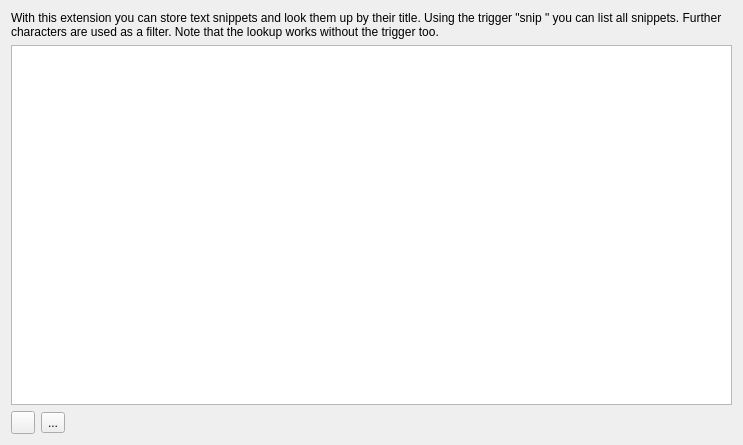
The window that plugins/snippets/src/configwidget.ui (hamonikr/hamonikr-albert) describes before a commit, drawn with Qt 5.
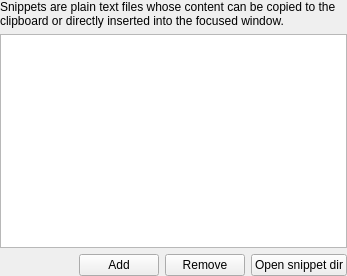
The same window after the commit. Icons and pictures are not drawn.

What changed in the file:
```diff
--- a/plugins/snippets/src/configwidget.ui
+++ b/plugins/snippets/src/configwidget.ui
@@ -6,15 +6,33 @@
    <rect>
     <x>0</x>
     <y>0</y>
-    <width>743</width>
-    <height>445</height>
+    <width>347</width>
+    <height>276</height>
    </rect>
   </property>
   <layout class="QVBoxLayout">
+   <property name="leftMargin">
+    <number>0</number>
+   </property>
+   <property name="topMargin">
+    <number>0</number>
+   </property>
+   <property name="rightMargin">
+    <number>0</number>
+   </property>
+   <property name="bottomMargin">
+    <number>0</number>
+   </property>
    <item>
     <widget class="QLabel" name="label">
+     <property name="sizePolicy">
+      <sizepolicy hsizetype="MinimumExpanding" vsizetype="Preferred">
+       <horstretch>0</horstretch>
+       <verstretch>0</verstretch>
+      </sizepolicy>
+     </property>
      <property name="text">
-      <string>&lt;html&gt;&lt;head/&gt;&lt;body&gt;&lt;p&gt;With this extension you can store text snippets and look them up by their title. Using the trigger &amp;quot;snip &amp;quot; you can list all snippets. Further characters are used as a filter. Note that the lookup works without the trigger too.&lt;/p&gt;&lt;/body&gt;&lt;/html&gt;</string>
+      <string>Snippets are plain text files whose content can be copied to the clipboard or directly inserted into the focused window.</string>
      </property>
      <property name="wordWrap">
       <bool>true</bool>
@@ -22,7 +40,7 @@
     </widget>
    </item>
    <item>
-    <widget class="QTableView" name="tableView">
+    <widget class="QListView" name="listView">
      <property name="editTriggers">
       <set>QAbstractItemView::NoEditTriggers</set>
      </property>
@@ -35,41 +53,10 @@
      <property name="selectionBehavior">
       <enum>QAbstractItemView::SelectRows</enum>
      </property>
-     <property name="showGrid">
-      <bool>false</bool>
-     </property>
-     <attribute name="horizontalHeaderHighlightSections">
-      <bool>false</bool>
-     </attribute>
-     <attribute name="horizontalHeaderStretchLastSection">
-      <bool>true</bool>
-     </attribute>
-     <attribute name="verticalHeaderVisible">
-      <bool>false</bool>
-     </attribute>
     </widget>
    </item>
    <item>
     <layout class="QHBoxLayout" name="horizontalLayout">
-     <item>
-      <widget class="QToolButton" name="toolButton_add">
-       <property name="icon">
-        <iconset theme="list-add">
-         <normaloff>.</normaloff>.</iconset>
-       </property>
-      </widget>
-     </item>
-     <item>
-      <widget class="QToolButton" name="toolButton_remove">
-       <property name="text">
-        <string>...</string>
-       </property>
-       <property name="icon">
-        <iconset theme="list-remove">
-         <normaloff>.</normaloff>.</iconset>
-       </property>
-      </widget>
-     </item>
      <item>
       <spacer name="horizontalSpacer">
        <property name="orientation">
@@ -77,12 +64,33 @@
        </property>
        <property name="sizeHint" stdset="0">
         <size>
-         <width>40</width>
-         <height>20</height>
+         <width>0</width>
+         <height>0</height>
         </size>
        </property>
       </spacer>
      </item>
+     <item>
+      <widget class="QPushButton" name="pushButton_add">
+       <property name="text">
+        <string>Add</string>
+       </property>
+      </widget>
+     </item>
+     <item>
+      <widget class="QPushButton" name="pushButton_remove">
+       <property name="text">
+        <string>Remove</string>
+       </property>
+      </widget>
+     </item>
+     <item>
+      <widget class="QPushButton" name="pushButton_opendir">
+       <property name="text">
+        <string>Open snippet dir</string>
+       </property>
+      </widget>
+     </item>
     </layout>
    </item>
   </layout>
```
Left out of the diff: 6 changed lines with no effect on the pictures.
